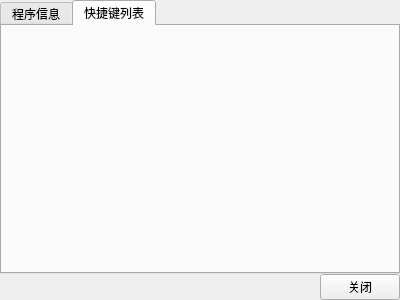
Before: the Qt Designer form playerdemo/about.ui in itisyang/playerdemo, drawn with Qt 5.
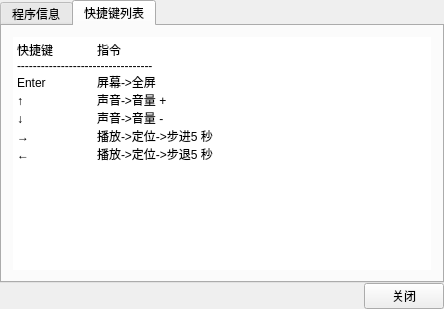
After: the same form once the commit is applied. The open tabs and pages were chosen to show the change. Icons and pictures are not drawn.

Commit message: [mod]修改关于界面

```diff
--- a/playerdemo/about.ui
+++ b/playerdemo/about.ui
@@ -6,10 +6,15 @@
    <rect>
     <x>0</x>
     <y>0</y>
-    <width>400</width>
-    <height>300</height>
+    <width>444</width>
+    <height>309</height>
    </rect>
   </property>
+  <property name="font">
+   <font>
+    <pointsize>9</pointsize>
+   </font>
+  </property>
   <property name="windowTitle">
    <string>关于</string>
   </property>
@@ -144,6 +149,28 @@
       <attribute name="title">
        <string>快捷键列表</string>
       </attribute>
+      <layout class="QGridLayout" name="gridLayout_4">
+       <item row="0" column="0">
+        <widget class="QTextBrowser" name="textBrowser">
+         <property name="frameShape">
+          <enum>QFrame::NoFrame</enum>
+         </property>
+         <property name="html">
+          <string>&lt;!DOCTYPE HTML PUBLIC &quot;-//W3C//DTD HTML 4.0//EN&quot; &quot;http://www.w3.org/TR/REC-html40/strict.dtd&quot;&gt;
+&lt;html&gt;&lt;head&gt;&lt;meta name=&quot;qrichtext&quot; content=&quot;1&quot; /&gt;&lt;style type=&quot;text/css&quot;&gt;
+p, li { white-space: pre-wrap; }
+&lt;/style&gt;&lt;/head&gt;&lt;body style=&quot; font-family:'SimSun'; font-size:9pt; font-weight:400; font-style:normal;&quot;&gt;
+&lt;p style=&quot; margin-top:0px; margin-bottom:0px; margin-left:0px; margin-right:0px; -qt-block-indent:0; text-indent:0px;&quot;&gt;快捷键	指令&lt;/p&gt;
+&lt;p style=&quot; margin-top:0px; margin-bottom:0px; margin-left:0px; margin-right:0px; -qt-block-indent:0; text-indent:0px;&quot;&gt;----------------------------------&lt;/p&gt;
+&lt;p style=&quot; margin-top:0px; margin-bottom:0px; margin-left:0px; margin-right:0px; -qt-block-indent:0; text-indent:0px;&quot;&gt;Enter	屏幕-&amp;gt;全屏&lt;/p&gt;
+&lt;p style=&quot; margin-top:0px; margin-bottom:0px; margin-left:0px; margin-right:0px; -qt-block-indent:0; text-indent:0px;&quot;&gt;↑	声音-&amp;gt;音量 +&lt;/p&gt;
+&lt;p style=&quot; margin-top:0px; margin-bottom:0px; margin-left:0px; margin-right:0px; -qt-block-indent:0; text-indent:0px;&quot;&gt;↓	声音-&amp;gt;音量 -&lt;/p&gt;
+&lt;p style=&quot; margin-top:0px; margin-bottom:0px; margin-left:0px; margin-right:0px; -qt-block-indent:0; text-indent:0px;&quot;&gt;→	播放-&amp;gt;定位-&amp;gt;步进5 秒&lt;/p&gt;
+&lt;p style=&quot; margin-top:0px; margin-bottom:0px; margin-left:0px; margin-right:0px; -qt-block-indent:0; text-indent:0px;&quot;&gt;←	播放-&amp;gt;定位-&amp;gt;步退5 秒&lt;/p&gt;&lt;/body&gt;&lt;/html&gt;</string>
+         </property>
+        </widget>
+       </item>
+      </layout>
      </widget>
     </widget>
    </item>
@@ -155,6 +182,9 @@
      <property name="text">
       <string>关闭</string>
      </property>
+     <property name="autoDefault">
+      <bool>false</bool>
+     </property>
     </widget>
    </item>
   </layout>
```
Left out of the diff: 3 changed lines with no effect on the pictures. The commit also changes 3 other files.
